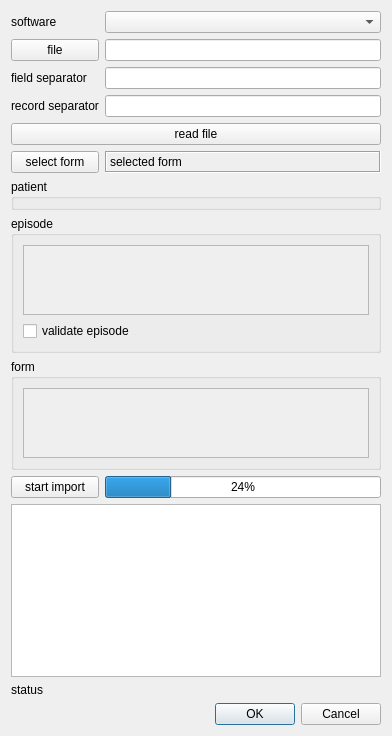
Before: the Qt Designer form plugins/recordimportplugin/recordimportdialog.ui in FreeHealth/freehealth, drawn with Qt 5.
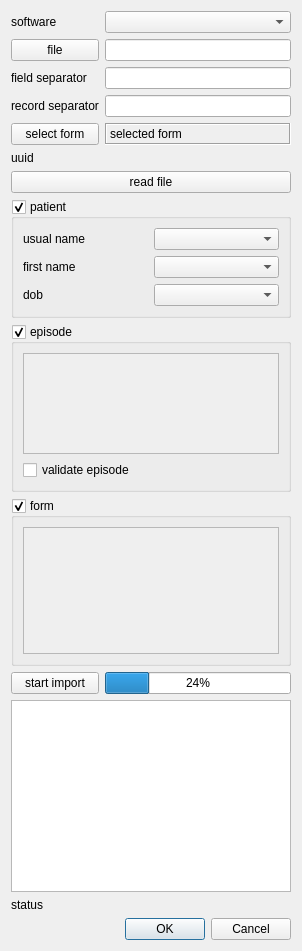
After: the same form once the commit is applied.

```diff
--- a/plugins/recordimportplugin/recordimportdialog.ui
+++ b/plugins/recordimportplugin/recordimportdialog.ui
@@ -6,68 +6,25 @@
    <rect>
     <x>0</x>
     <y>0</y>
-    <width>392</width>
-    <height>736</height>
+    <width>302</width>
+    <height>951</height>
    </rect>
   </property>
   <property name="windowTitle">
    <string>Dialog</string>
   </property>
   <layout class="QGridLayout" name="gridLayout">
-   <item row="0" column="1">
-    <widget class="QComboBox" name="softwareComboBox"/>
-   </item>
-   <item row="9" column="1">
-    <widget class="QProgressBar" name="importProgressBar">
-     <property name="value">
-      <number>24</number>
-     </property>
-    </widget>
-   </item>
-   <item row="7" column="0" colspan="2">
-    <widget class="QGroupBox" name="episodeGroupBox">
-     <property name="title">
-      <string>episode</string>
-     </property>
-     <layout class="QVBoxLayout" name="verticalLayout">
-      <item>
-       <widget class="QScrollArea" name="matchEpisodeScrollArea">
-        <property name="widgetResizable">
-         <bool>true</bool>
-        </property>
-        <widget class="QWidget" name="scrollAreaWidgetContents">
-         <property name="geometry">
-          <rect>
-           <x>0</x>
-           <y>0</y>
-           <width>348</width>
-           <height>68</height>
-          </rect>
-         </property>
-        </widget>
-       </widget>
-      </item>
-      <item>
-       <widget class="QCheckBox" name="validateEpisodeCheckBox">
-        <property name="text">
-         <string>validate episode</string>
-        </property>
-       </widget>
-      </item>
-     </layout>
-    </widget>
-   </item>
-   <item row="11" column="0">
-    <widget class="QLabel" name="statusLabel">
+   <item row="0" column="0">
+    <widget class="QLabel" name="softwareLabel">
      <property name="text">
-      <string>status</string>
+      <string>software</string>
      </property>
     </widget>
    </item>
-   <item row="10" column="0" colspan="2">
-    <widget class="QPlainTextEdit" name="logPlainTextEdit">
-     <property name="readOnly">
-      <bool>true</bool>
+   <item row="2" column="1">
+    <widget class="QLineEdit" name="fieldSeparatorLineEdit">
+     <property name="toolTip">
+      <string>Only one unicode character.</string>
      </property>
     </widget>
    </item>
@@ -84,73 +41,119 @@
      </property>
     </widget>
    </item>
-   <item row="5" column="0">
-    <widget class="QPushButton" name="formPushButton">
-     <property name="text">
-      <string>select form</string>
+   <item row="8" column="0" colspan="2">
+    <widget class="QGroupBox" name="patientGroupBox">
+     <property name="title">
+      <string>patient</string>
      </property>
-    </widget>
-   </item>
-   <item row="12" column="1">
-    <widget class="QDialogButtonBox" name="buttonBox">
-     <property name="orientation">
-      <enum>Qt::Horizontal</enum>
+     <property name="checkable">
+      <bool>true</bool>
      </property>
-     <property name="standardButtons">
-      <set>QDialogButtonBox::Cancel|QDialogButtonBox::Ok</set>
+     <property name="checked">
+      <bool>true</bool>
      </property>
+     <layout class="QGridLayout" name="patientGridLayout">
+      <item row="0" column="0">
+       <widget class="QLabel" name="usualNameLabel">
+        <property name="text">
+         <string>usual name</string>
+        </property>
+       </widget>
+      </item>
+      <item row="0" column="1">
+       <widget class="QComboBox" name="usualNameComboBox"/>
+      </item>
+      <item row="1" column="0">
+       <widget class="QLabel" name="firstNameLabel">
+        <property name="text">
+         <string>first name</string>
+        </property>
+       </widget>
+      </item>
+      <item row="1" column="1">
+       <widget class="QComboBox" name="firstNameComboBox"/>
+      </item>
+      <item row="2" column="0">
+       <widget class="QLabel" name="dobLabel">
+        <property name="text">
+         <string>dob</string>
+        </property>
+       </widget>
+      </item>
+      <item row="2" column="1">
+       <widget class="QComboBox" name="dobComboBox"/>
+      </item>
+     </layout>
     </widget>
    </item>
-   <item row="9" column="0">
-    <widget class="QPushButton" name="startPushButton">
-     <property name="text">
-      <string>start import</string>
+   <item row="12" column="0" colspan="2">
+    <widget class="QPlainTextEdit" name="logPlainTextEdit">
+     <property name="readOnly">
+      <bool>true</bool>
      </property>
     </widget>
    </item>
-   <item row="3" column="1">
-    <widget class="QLineEdit" name="recordSeparatorLineEdit">
-     <property name="toolTip">
-      <string>Only one unicode character.</string>
-     </property>
-    </widget>
-   </item>
-   <item row="2" column="0">
-    <widget class="QLabel" name="fieldSeparatorLabel">
+   <item row="13" column="0">
+    <widget class="QLabel" name="statusLabel">
      <property name="text">
-      <string>field separator</string>
-     </property>
-    </widget>
-   </item>
-   <item row="4" column="0" colspan="2">
-    <widget class="QPushButton" name="readPushButton">
-     <property name="text">
-      <string>read file</string>
-     </property>
-    </widget>
-   </item>
-   <item row="2" column="1">
-    <widget class="QLineEdit" name="fieldSeparatorLineEdit">
-     <property name="toolTip">
-      <string>Only one unicode character.</string>
-     </property>
-    </widget>
-   </item>
-   <item row="0" column="0">
-    <widget class="QLabel" name="softwareLabel">
-     <property name="text">
-      <string>software</string>
+      <string>status</string>
      </property>
     </widget>
    </item>
    <item row="1" column="1">
     <widget class="QLineEdit" name="fileLineEdit"/>
    </item>
-   <item row="8" column="0" colspan="2">
+   <item row="9" column="0" colspan="2">
+    <widget class="QGroupBox" name="episodeGroupBox">
+     <property name="title">
+      <string>episode</string>
+     </property>
+     <property name="checkable">
+      <bool>true</bool>
+     </property>
+     <layout class="QVBoxLayout" name="verticalLayout">
+      <item>
+       <widget class="QScrollArea" name="matchEpisodeScrollArea">
+        <property name="widgetResizable">
+         <bool>true</bool>
+        </property>
+        <widget class="QWidget" name="scrollAreaWidgetContents">
+         <property name="geometry">
+          <rect>
+           <x>0</x>
+           <y>0</y>
+           <width>258</width>
+           <height>68</height>
+          </rect>
+         </property>
+        </widget>
+       </widget>
+      </item>
+      <item>
+       <widget class="QCheckBox" name="validateEpisodeCheckBox">
+        <property name="text">
+         <string>validate episode</string>
+        </property>
+       </widget>
+      </item>
+     </layout>
+    </widget>
+   </item>
+   <item row="3" column="1">
+    <widget class="QLineEdit" name="recordSeparatorLineEdit">
+     <property name="toolTip">
+      <string>Only one unicode character.</string>
+     </property>
+    </widget>
+   </item>
+   <item row="10" column="0" colspan="2">
     <widget class="QGroupBox" name="formGroupBox">
      <property name="title">
       <string>form</string>
      </property>
+     <property name="checkable">
+      <bool>true</bool>
+     </property>
      <layout class="QVBoxLayout" name="verticalLayout_2">
       <item>
        <widget class="QScrollArea" name="matchFormScrollArea">
@@ -162,7 +165,7 @@
           <rect>
            <x>0</x>
            <y>0</y>
-           <width>348</width>
+           <width>258</width>
            <height>68</height>
           </rect>
          </property>
@@ -179,6 +182,37 @@
      </property>
     </widget>
    </item>
+   <item row="11" column="1">
+    <widget class="QProgressBar" name="importProgressBar">
+     <property name="value">
+      <number>24</number>
+     </property>
+    </widget>
+   </item>
+   <item row="2" column="0">
+    <widget class="QLabel" name="fieldSeparatorLabel">
+     <property name="text">
+      <string>field separator</string>
+     </property>
+    </widget>
+   </item>
+   <item row="5" column="0">
+    <widget class="QPushButton" name="formPushButton">
+     <property name="text">
+      <string>select form</string>
+     </property>
+    </widget>
+   </item>
+   <item row="14" column="1">
+    <widget class="QDialogButtonBox" name="buttonBox">
+     <property name="orientation">
+      <enum>Qt::Horizontal</enum>
+     </property>
+     <property name="standardButtons">
+      <set>QDialogButtonBox::Cancel|QDialogButtonBox::Ok</set>
+     </property>
+    </widget>
+   </item>
    <item row="1" column="0">
     <widget class="QPushButton" name="filePushButton">
      <property name="text">
@@ -186,10 +220,34 @@
      </property>
     </widget>
    </item>
-   <item row="6" column="0" colspan="2">
-    <widget class="QGroupBox" name="patientGroupBox">
-     <property name="title">
-      <string>patient</string>
+   <item row="0" column="1">
+    <widget class="QComboBox" name="softwareComboBox"/>
+   </item>
+   <item row="11" column="0">
+    <widget class="QPushButton" name="startPushButton">
+     <property name="text">
+      <string>start import</string>
+     </property>
+    </widget>
+   </item>
+   <item row="6" column="0">
+    <widget class="QLabel" name="label">
+     <property name="text">
+      <string>uuid</string>
+     </property>
+    </widget>
+   </item>
+   <item row="7" column="0" colspan="2">
+    <widget class="QPushButton" name="readPushButton">
+     <property name="text">
+      <string>read file</string>
+     </property>
+    </widget>
+   </item>
+   <item row="6" column="1">
+    <widget class="QLabel" name="uuidLabel">
+     <property name="text">
+      <string/>
      </property>
     </widget>
    </item>
```
